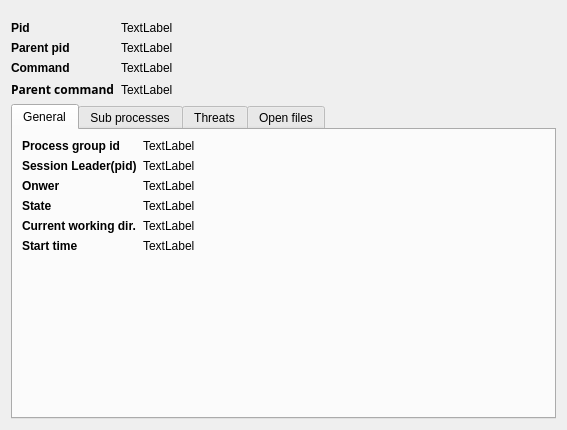
Above: src/ui/procinfodialog.ui from iddekingej/procgui before the change. Below: the same form after it.
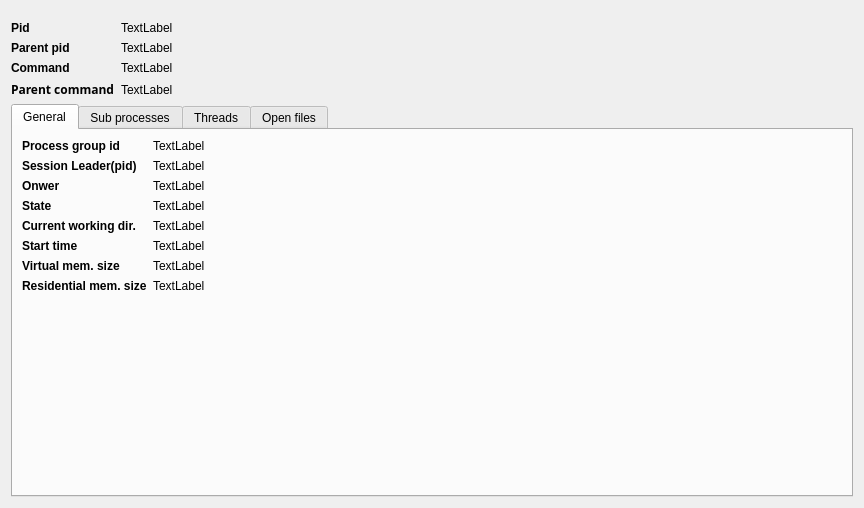
That is the form after the change.

Commit message: * Add RSS and vsize and fix wrong column header

Diff of the .ui file:
```diff
--- a/src/ui/procinfodialog.ui
+++ b/src/ui/procinfodialog.ui
@@ -6,8 +6,8 @@
    <rect>
     <x>0</x>
     <y>0</y>
-    <width>567</width>
-    <height>430</height>
+    <width>864</width>
+    <height>508</height>
    </rect>
   </property>
   <property name="windowTitle">
@@ -234,6 +234,46 @@
            </property>
           </widget>
          </item>
+         <item row="6" column="0">
+          <widget class="QLabel" name="label_11">
+           <property name="font">
+            <font>
+             <weight>75</weight>
+             <bold>true</bold>
+            </font>
+           </property>
+           <property name="text">
+            <string>Virtual mem. size</string>
+           </property>
+          </widget>
+         </item>
+         <item row="6" column="1">
+          <widget class="QLabel" name="vsize_label">
+           <property name="text">
+            <string>TextLabel</string>
+           </property>
+          </widget>
+         </item>
+         <item row="7" column="0">
+          <widget class="QLabel" name="label_12">
+           <property name="font">
+            <font>
+             <weight>75</weight>
+             <bold>true</bold>
+            </font>
+           </property>
+           <property name="text">
+            <string>Residential mem. size</string>
+           </property>
+          </widget>
+         </item>
+         <item row="7" column="1">
+          <widget class="QLabel" name="rss_label">
+           <property name="text">
+            <string>TextLabel</string>
+           </property>
+          </widget>
+         </item>
         </layout>
        </item>
       </layout>
@@ -260,7 +300,7 @@
      </widget>
      <widget class="QWidget" name="tab_3">
       <attribute name="title">
-       <string>Threats</string>
+       <string>Threads</string>
       </attribute>
       <layout class="QVBoxLayout" name="verticalLayout_4">
        <item>
```
The commit also changes 6 other files.
